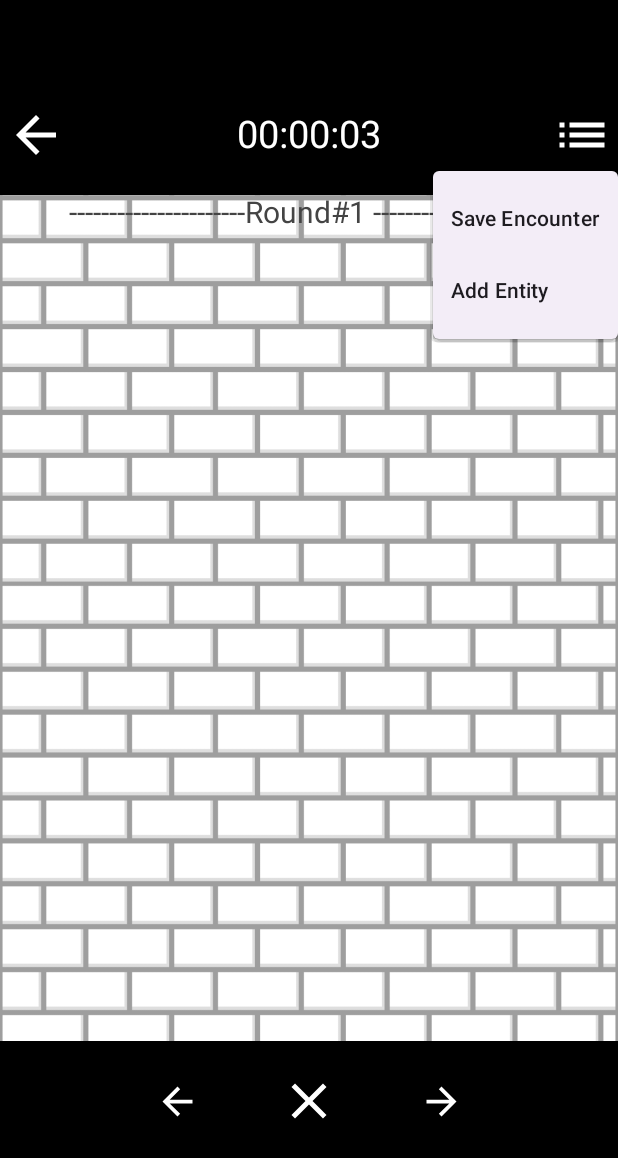
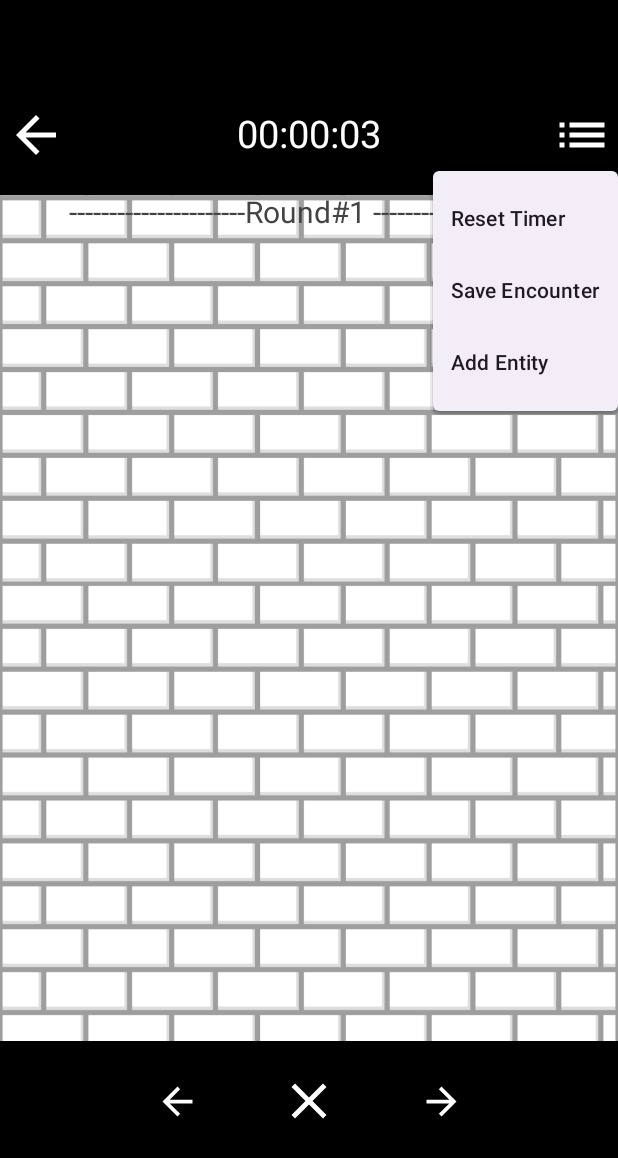
Before and after one commit to JurajNznsk/SerpEncounter, an Android app built with Jetpack Compose: the EncounterScreen screen opened through its navigation route, after a tap on "More...", on a phone screen of 412 x 824 dp. Shown: the top 1158 px of the screen. Run offline under Robolectric (Android 15) with nearby library versions, the phone set to English and light mode, and no system bars.

Commit message:
EncounterScreen: reset timer option (fully working)

```diff
--- a/app/src/main/java/com/example/serpencounter/ui/screens/EncounterScreen.kt
+++ b/app/src/main/java/com/example/serpencounter/ui/screens/EncounterScreen.kt
@@ -89,7 +89,7 @@ fun EncounterScreen(
         topBar = { TopEncBar(
             timeSeconds = timeSeconds,
             onBackButtonClicked = onBackButtonClicked,
-            onAddEntityButtonClicked = {  }
+            onResetTimerClicked = { timeSeconds = 0 }
         ) },
         bottomBar = { BottomEncBar(
             isRunning = timerRunning,
@@ -128,7 +128,8 @@ fun EncounterScreen(
 @Composable
 fun TopEncBar(
     timeSeconds: Int,
-    onBackButtonClicked: () -> Unit
+    onBackButtonClicked: () -> Unit,
+    onResetTimerClicked: () -> Unit
 ) {
     Surface(
         color = Color.Black,
@@ -185,6 +186,10 @@ fun TopEncBar(
                     expanded = expanded,
                     onDismissRequest = { expanded = false }
                 ) {
+                    DropdownMenuItem(
+                        text = { Text(text = stringResource(R.string.reset_timer)) },
+                        onClick = onResetTimerClicked
+                    )
                     DropdownMenuItem(
                         text = { Text(text = stringResource(R.string.save_encounter)) },
                         onClick = {
--- a/app/src/main/res/values/strings.xml
+++ b/app/src/main/res/values/strings.xml
@@ -16,6 +16,7 @@
 
     <!-- Encounter Screen -->
     <string name="round">Round</string>
+    <string name="reset_timer">Reset Timer</string>
     <string name="save_encounter">Save Encounter</string>
     <string name="add_entity">Add Entity</string>
     <string name="move_entity_up">Move Up</string>
```
